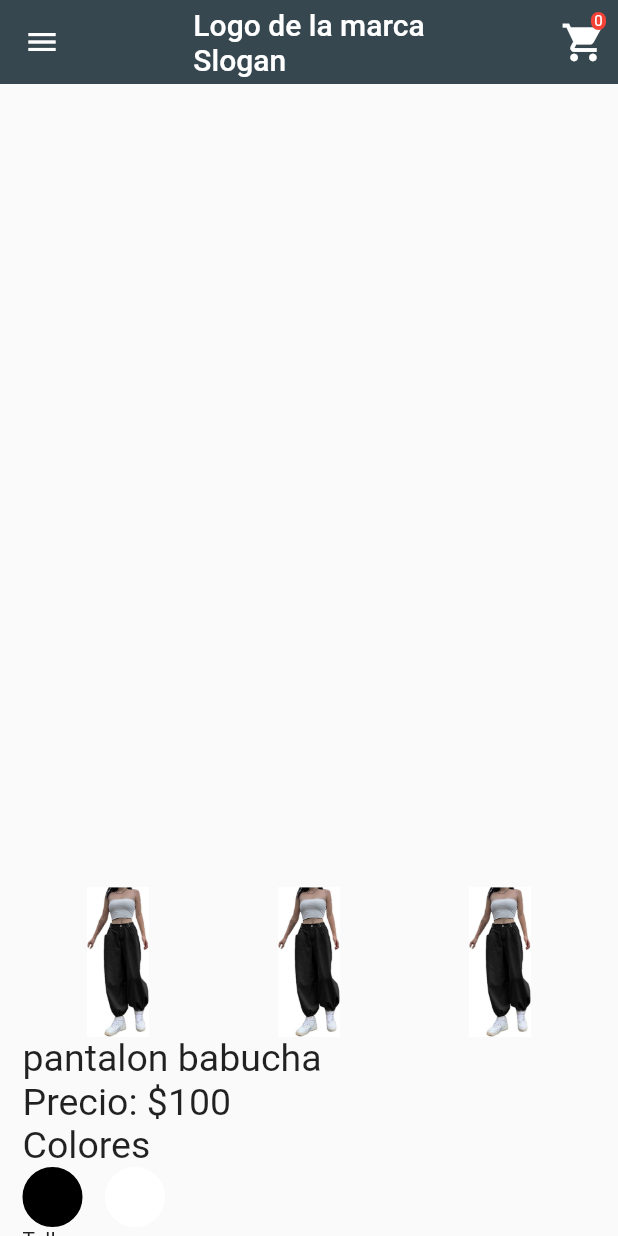
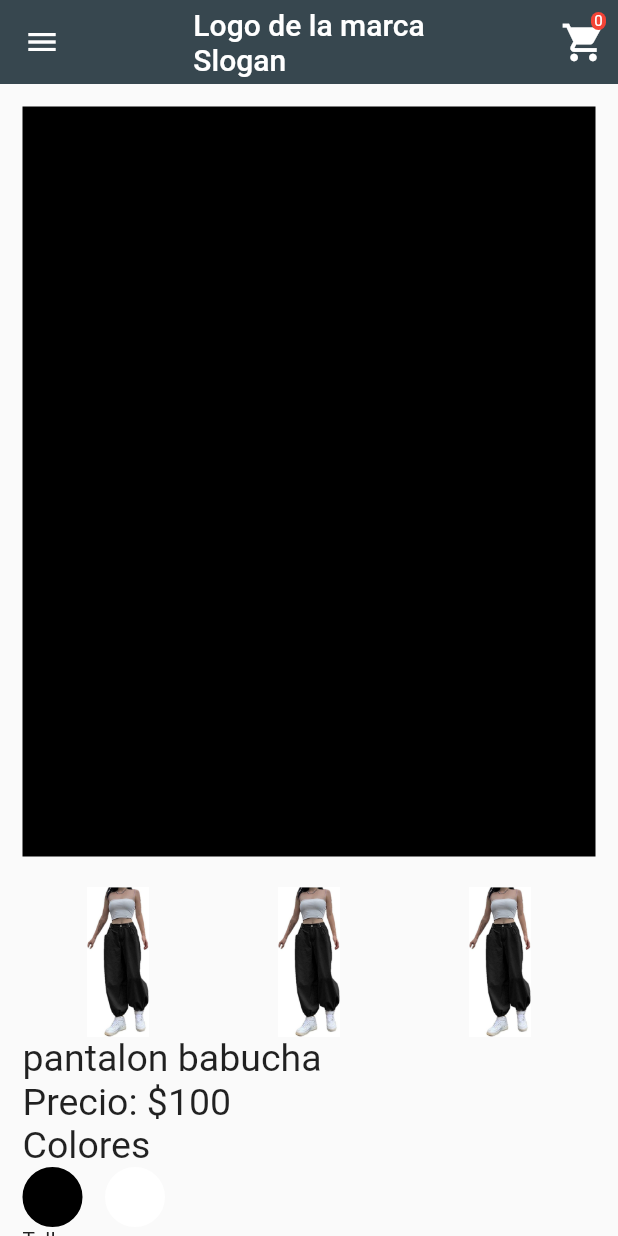
Before and after one commit to No-Country/C2-G57-T, a Flutter app: the Detail screen opened directly with sample values from the repository, on a phone screen of 412 x 824 dp. Run offline on Flutter 3.47's test engine with Material 2 defaults, Android fonts, the phone set to English and light mode, and no system bars; our stand-ins replace card_swiper.

Commit message:
probando detalles

```diff
--- a/ecommerce-client/ecommerce-client-mobile/ecommercemobile/lib/screens/details_screen.dart
+++ b/ecommerce-client/ecommerce-client-mobile/ecommercemobile/lib/screens/details_screen.dart
@@ -68,6 +68,7 @@ class _DetailState extends State<Detail> {
 
                           child: Stack(
                             children: [
+                              Container(color: Colors.black),
                               if (aumentar1) Container(color: Colors.red),
                               if (aumentar2) Container(color: Colors.blue),
                               if (aumentar3) Container(color: Colors.green)
```
